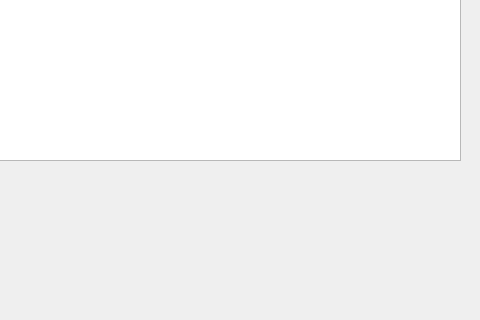
Old version of the form Proyecto Final/TourismCompass/findtourist.ui in the repository ingalexvarela/ProyectoQT; both pictures show x 220 to 700 and y 180 to 500 of the 700 by 500 pixel window.
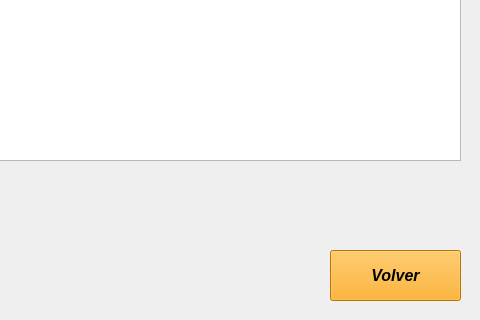
New version of the form. Icons and pictures are not drawn.

What changed in the file:
```diff
--- a/Proyecto Final/TourismCompass/findtourist.ui
+++ b/Proyecto Final/TourismCompass/findtourist.ui
@@ -110,6 +110,30 @@
 &lt;p style=&quot; margin-top:0px; margin-bottom:0px; margin-left:0px; margin-right:0px; -qt-block-indent:0; text-indent:0px;&quot;&gt;&lt;span style=&quot; font-size:14pt; font-weight:700; font-style:italic; color:#888a14;&quot;&gt;Gestión de Reservas&lt;/span&gt;&lt;/p&gt;&lt;/body&gt;&lt;/html&gt;</string>
    </property>
   </widget>
+  <widget class="QPushButton" name="pushButton">
+   <property name="geometry">
+    <rect>
+     <x>550</x>
+     <y>430</y>
+     <width>131</width>
+     <height>51</height>
+    </rect>
+   </property>
+   <property name="font">
+    <font>
+     <pointsize>12</pointsize>
+     <italic>true</italic>
+     <bold>true</bold>
+    </font>
+   </property>
+   <property name="styleSheet">
+    <string notr="true">color: #000000;
+background: #FFA500;</string>
+   </property>
+   <property name="text">
+    <string>Volver</string>
+   </property>
+  </widget>
  </widget>
  <tabstops>
   <tabstop>txtTourstfName</tabstop>
```
